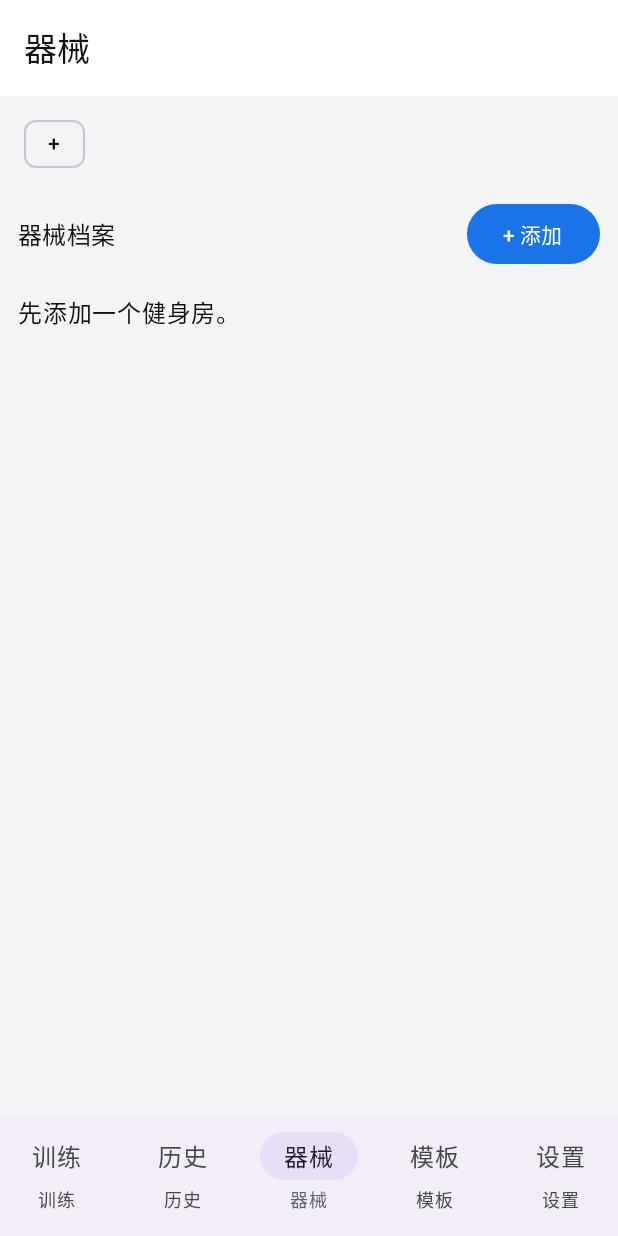
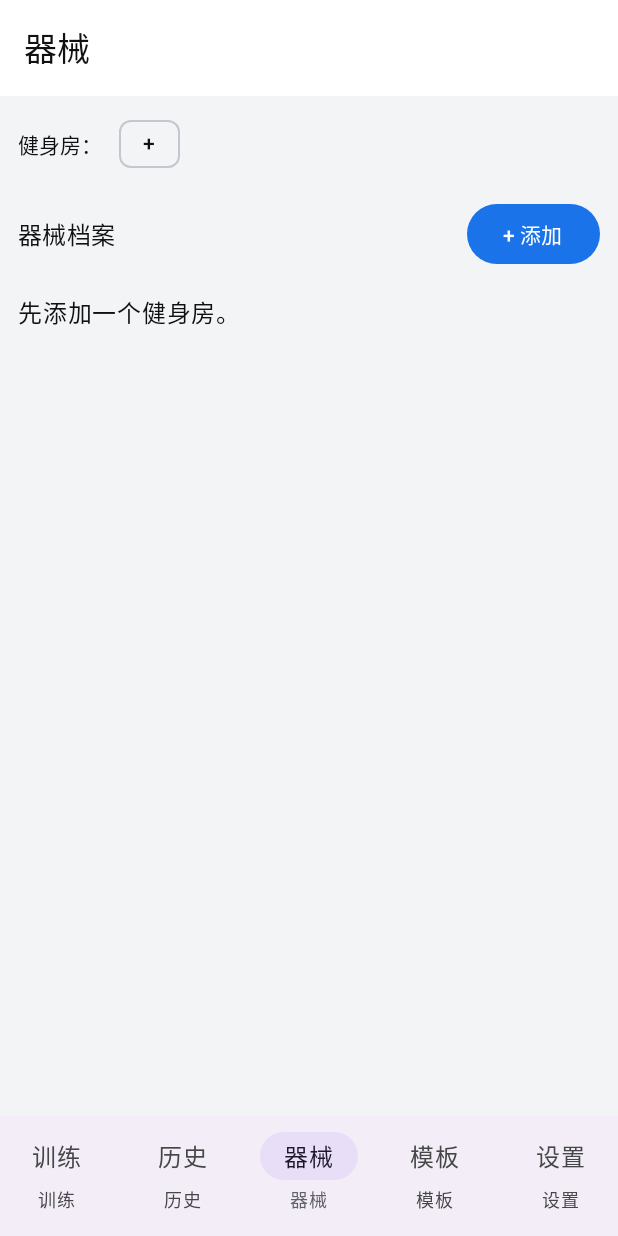
Before and after one commit to coolruru/TrainingLog, an Android app built with Jetpack Compose: the screen it shows after launch (MainActivity), item 3 of the bottom bar chosen, on a phone screen of 412 x 824 dp. Run offline under Robolectric (Android 15) with nearby library versions, the phone set to English and light mode, and no system bars; our stand-ins replace Room's generated code; 1 statement that could not run was skipped.

Commit message:
Update EquipmentScreen.kt

```diff
--- a/app/src/main/java/com/example/traininglog/EquipmentScreen.kt
+++ b/app/src/main/java/com/example/traininglog/EquipmentScreen.kt
@@ -1,7 +1,10 @@
 package com.example.traininglog
 
+import androidx.activity.compose.BackHandler
 import androidx.activity.compose.rememberLauncherForActivityResult
 import androidx.activity.result.contract.ActivityResultContracts
+import androidx.compose.foundation.ExperimentalFoundationApi
+import androidx.compose.foundation.combinedClickable
 import androidx.compose.foundation.layout.*
 import androidx.compose.foundation.lazy.LazyColumn
 import androidx.compose.foundation.lazy.LazyRow
@@ -16,11 +19,13 @@ import androidx.compose.ui.Modifier
 import androidx.compose.ui.draw.clip
 import androidx.compose.ui.platform.LocalContext
 import androidx.compose.ui.unit.dp
+import androidx.compose.ui.window.Dialog
 import androidx.core.content.FileProvider
 import coil.compose.AsyncImage
 import kotlinx.coroutines.launch
 import java.io.File
 
+@OptIn(ExperimentalFoundationApi::class)
 @Composable
 fun EquipmentScreen(vm: TrainingViewModel) {
     val ctx = LocalContext.current
@@ -43,14 +48,38 @@ fun EquipmentScreen(vm: TrainingViewModel) {
     var showAddGym by remember { mutableStateOf(false) }
     var newGymName by remember { mutableStateOf("") }
     var editing by remember { mutableStateOf<EquipmentProfile?>(null) }
+    var gymLongPress by remember { mutableStateOf<Gym?>(null) }
+    var gymRenameTarget by remember { mutableStateOf<Gym?>(null) }
+    var gymRenameText by remember { mutableStateOf("") }
+    var gymDeleteTarget by remember { mutableStateOf<Gym?>(null) }
 
     Column(Modifier.fillMaxSize()) {
-        LazyRow(Modifier.fillMaxWidth().padding(horizontal = 12.dp, vertical = 8.dp), horizontalArrangement = Arrangement.spacedBy(6.dp)) {
-            items(gyms) { g ->
-                FilterChip(selected = g.id == selectedGymId, onClick = { selectedGymId = g.id }, label = { Text(g.name) })
+        Row(
+            Modifier.fillMaxWidth().padding(horizontal = 12.dp, vertical = 8.dp),
+            verticalAlignment = Alignment.CenterVertically
+        ) {
+            Text("健身房：", style = MaterialTheme.typography.titleSmall)
+            Spacer(Modifier.width(6.dp))
+            LazyRow(horizontalArrangement = Arrangement.spacedBy(6.dp)) {
+                items(gyms) { g ->
+                    FilterChip(
+                        selected = g.id == selectedGymId,
+                        onClick = { selectedGymId = g.id },
+                        label = {
+                            Text(
+                                g.name,
+                                modifier = Modifier.combinedClickable(
+                                    onClick = { selectedGymId = g.id },
+                                    onLongClick = { gymLongPress = g }
+                                )
+                            )
+                        }
+                    )
+                }
+                item { AssistChip(onClick = { showAddGym = true }, label = { Text("+") }) }
             }
-            item { AssistChip(onClick = { showAddGym = true }, label = { Text("+") }) }
         }
+
         if (showAddGym) {
             AlertDialog(
                 onDismissRequest = { showAddGym = false },
@@ -61,7 +90,10 @@ fun EquipmentScreen(vm: TrainingViewModel) {
             )
         }
 
-        Row(Modifier.fillMaxWidth().padding(horizontal = 12.dp, vertical = 4.dp), verticalAlignment = Alignment.CenterVertically) {
+        Row(
+            Modifier.fillMaxWidth().padding(horizontal = 12.dp, vertical = 4.dp),
+            verticalAlignment = Alignment.CenterVertically
+        ) {
             Text("器械档案", style = MaterialTheme.typography.titleMedium, modifier = Modifier.weight(1f))
             Button(onClick = {
                 val gid = selectedGymId ?: return@Button
@@ -74,7 +106,10 @@ fun EquipmentScreen(vm: TrainingViewModel) {
         } else if (profiles.isEmpty()) {
             Text("当前健身房还没有器械档案。", Modifier.padding(12.dp))
         } else {
-            LazyColumn(Modifier.fillMaxSize().padding(horizontal = 12.dp), verticalArrangement = Arrangement.spacedBy(6.dp)) {
+            LazyColumn(
+                Modifier.fillMaxSize().padding(horizontal = 12.dp),
+                verticalArrangement = Arrangement.spacedBy(6.dp)
+            ) {
                 items(profiles) { p ->
                     Card(onClick = { editing = p.profile }, modifier = Modifier.fillMaxWidth()) {
                         Row(Modifier.padding(10.dp), verticalAlignment = Alignment.CenterVertically) {
@@ -95,6 +130,56 @@ fun EquipmentScreen(vm: TrainingViewModel) {
                 }
             }
         }
+    }
+
+    // 长按健身房菜单
+    gymLongPress?.let { g ->
+        Dialog(onDismissRequest = { gymLongPress = null }) {
+            Card(Modifier.fillMaxWidth().padding(16.dp)) {
+                Column(Modifier.padding(8.dp)) {
+                    Text(g.name, style = MaterialTheme.typography.titleMedium,
+                        modifier = Modifier.padding(horizontal = 12.dp, vertical = 12.dp))
+                    HorizontalDivider()
+                    TextButton(onClick = {
+                        gymRenameTarget = g; gymRenameText = g.name; gymLongPress = null
+                    }, modifier = Modifier.fillMaxWidth()) { Text("改名") }
+                    TextButton(onClick = {
+                        gymDeleteTarget = g; gymLongPress = null
+                    }, modifier = Modifier.fillMaxWidth()) { Text("删除", color = MaterialTheme.colorScheme.error) }
+                    TextButton(onClick = { gymLongPress = null }, modifier = Modifier.fillMaxWidth()) { Text("取消") }
+                }
+            }
+        }
+    }
+
+    gymRenameTarget?.let { g ->
+        AlertDialog(
+            onDismissRequest = { gymRenameTarget = null },
+            title = { Text("改名") },
+            text = { OutlinedTextField(value = gymRenameText, onValueChange = { gymRenameText = it }, label = { Text("新名称") }, singleLine = true) },
+            confirmButton = { TextButton(onClick = { vm.renameGym(g.id, gymRenameText); gymRenameTarget = null }) { Text("保存") } },
+            dismissButton = { TextButton(onClick = { gymRenameTarget = null }) { Text("取消") } }
+        )
+    }
+
+    gymDeleteTarget?.let { g ->
+        val count = vm.getAllProfiles().count { it.gymId == g.id }
+        AlertDialog(
+            onDismissRequest = { gymDeleteTarget = null },
+            title = { Text("删除健身房") },
+            text = { Text("将同时删除该健身房下的 $count 条器械档案和照片。确定删除“${g.name}”？") },
+            confirmButton = {
+                TextButton(onClick = {
+                    val dir = ctx.filesDir
+                    val target = g
+                    kotlinx.coroutines.MainScope().launch {
+                        vm.deleteGymCascade(target.id, dir)
+                    }
+                    gymDeleteTarget = null
+                }) { Text("删除", color = MaterialTheme.colorScheme.error) }
+            },
+            dismissButton = { TextButton(onClick = { gymDeleteTarget = null }) { Text("取消") } }
+        )
     }
 
     editing?.let { profile ->
@@ -150,7 +235,7 @@ private fun EquipmentEditDialog(
         takePic.launch(uri)
     }
 
-    val allExercises = DEFAULT_EXERCISES.values.flatten().distinct()
+    val allExercises = vm.let { DEFAULT_EXERCISES.values.flatten().distinct() }
 
     AlertDialog(
         onDismissRequest = onDone,
@@ -183,11 +268,7 @@ private fun EquipmentEditDialog(
                 existingPhotos.forEach { ph ->
                     Card {
                         Row(Modifier.padding(6.dp), verticalAlignment = Alignment.CenterVertically) {
-                            AsyncImage(
-                                model = fileForPath(ctx, ph.filePath),
-                                contentDescription = ph.tag,
-                                modifier = Modifier.size(64.dp)
-                            )
+                            AsyncImage(model = fileForPath(ctx, ph.filePath), contentDescription = ph.tag, modifier = Modifier.size(64.dp))
                             Spacer(Modifier.width(6.dp))
                             Text(ph.tag, modifier = Modifier.weight(1f))
                             TextButton(onClick = {
@@ -200,18 +281,12 @@ private fun EquipmentEditDialog(
                 newPhotos.forEachIndexed { i, p ->
                     Card {
                         Column(Modifier.padding(6.dp)) {
-                            AsyncImage(
-                                model = fileForPath(ctx, p.filePath),
-                                contentDescription = "新照片",
-                                modifier = Modifier.fillMaxWidth().height(120.dp)
-                            )
+                            AsyncImage(model = fileForPath(ctx, p.filePath), contentDescription = "新照片", modifier = Modifier.fillMaxWidth().height(120.dp))
                             Row(horizontalArrangement = Arrangement.spacedBy(4.dp)) {
                                 PHOTO_TAGS.forEach { t ->
-                                    FilterChip(
-                                        selected = p.tag == t,
+                                    FilterChip(selected = p.tag == t,
                                         onClick = { newPhotos = newPhotos.toMutableList().also { it[i] = it[i].copy(tag = t) } },
-                                        label = { Text(t) }
-                                    )
+                                        label = { Text(t) })
                                 }
                             }
                         }
```
